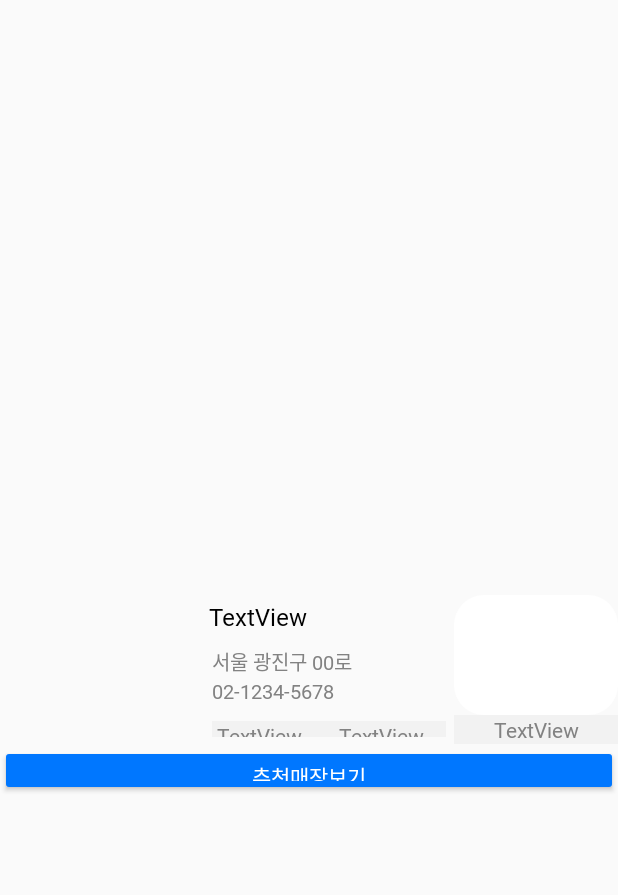
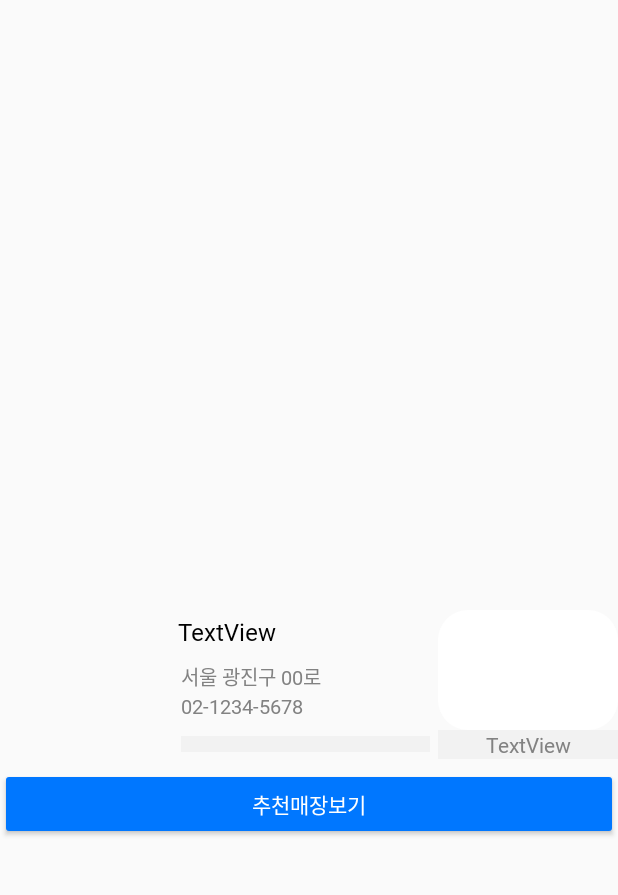
Before and after one commit to ing06060/IBM_project_fin, an Android app: the mapforSearchActivity screen opened directly, with no data from a screen before it, on a phone screen of 412 x 824 dp, the part 176-1071 px from its top. Run offline under Robolectric (Android 15) with nearby library versions, the phone set to English and light mode, and no system bars; 3 statements that could not run were skipped.

Commit message:
searchStoreList까지 완료

```diff
--- a/app/src/main/java/com/example/ibm_project_fin/searchStoreList.kt
+++ b/app/src/main/java/com/example/ibm_project_fin/searchStoreList.kt
@@ -19,7 +19,7 @@ class searchStoreList : AppCompatActivity() {
         search_store_title.setText(title)
 
         //어댑터에 검색가게 정보 넣기
-        search_store_list.layoutManager=LinearLayoutManager(applicationContext,LinearLayoutManager.VERTICAL,false)
+        search_store_list_recyclerView.layoutManager=LinearLayoutManager(applicationContext,LinearLayoutManager.VERTICAL,false)
         var adapter=search_store_list_adapter(data)
         adapter.onitemtouchlistener=object:search_store_list_adapter.OnItemtouch{
             override fun itemtouch(
@@ -38,6 +38,7 @@ class searchStoreList : AppCompatActivity() {
             }
 
         }
+        search_store_list_recyclerView.adapter=adapter
 
 
         //뒤로 가기 버튼 클릭하면 액티비티 종료시키기
--- a/app/src/main/java/com/example/ibm_project_fin/search_store_list_adapter.kt
+++ b/app/src/main/java/com/example/ibm_project_fin/search_store_list_adapter.kt
@@ -15,7 +15,6 @@ class search_store_list_adapter(val items:ArrayList<StoreData>):RecyclerView.Ada
 
     inner class MyViewHolder(itemView:View):RecyclerView.ViewHolder(itemView){
         var touch=itemView.findViewById<LinearLayout>(R.id.search_list_touch)
-        var image=itemView.findViewById<TextView>(R.id.search_list_image)
         var name=itemView.findViewById<TextView>(R.id.search_list_name)
         var address=itemView.findViewById<TextView>(R.id.search_list_address)
         var tel=itemView.findViewById<TextView>(R.id.search_list_tel)
--- a/app/src/main/res/layout/activity_mapfor_search.xml
+++ b/app/src/main/res/layout/activity_mapfor_search.xml
@@ -45,6 +45,8 @@
         android:layout_height="434dp" />
 
     <LinearLayout
+        android:paddingTop="10dp"
+        android:paddingBottom="10dp"
         android:layout_width="match_parent"
         android:layout_height="match_parent"
         android:orientation="vertical">
@@ -55,8 +57,9 @@
             android:orientation="horizontal">
 
             <ImageView
+                android:paddingRight="10dp"
                 android:id="@+id/map_search_image"
-                android:layout_width="381dp"
+                android:layout_width="350dp"
                 android:layout_height="match_parent"
                 android:layout_weight="15"
                 android:scaleType="fitXY" />
@@ -110,11 +113,12 @@
                 <LinearLayout
                     android:layout_width="match_parent"
                     android:layout_height="wrap_content"
-                    android:layout_gravity="center"
                     android:orientation="horizontal"
                     android:padding="5dp">
 
                     <TextView
+                        android:paddingBottom="10dp"
+                        android:gravity="center"
                         android:id="@+id/map_search_distance"
                         android:layout_width="wrap_content"
                         android:layout_height="wrap_content"
@@ -128,6 +132,8 @@
                         android:textColor="#828282" />
 
                     <TextView
+                        android:paddingBottom="10dp"
+                        android:gravity="center"
                         android:id="@+id/map_search_state"
                         android:layout_width="wrap_content"
                         android:layout_height="wrap_content"
@@ -168,7 +174,8 @@
         <Button
             android:id="@+id/map_search_button"
             android:layout_width="match_parent"
-            android:layout_height="34dp"
+            android:layout_height="wrap_content"
+            android:layout_marginTop="5dp"
             android:backgroundTint="#0077FF"
             android:fontFamily="@font/nanumsquareb"
             android:text="추천매장보기"
--- a/app/src/main/res/layout/activity_search_store_list.xml
+++ b/app/src/main/res/layout/activity_search_store_list.xml
@@ -38,7 +38,7 @@
     </LinearLayout>
 
     <androidx.recyclerview.widget.RecyclerView
-        android:id="@+id/search_store_list"
+        android:id="@+id/search_store_list_recyclerView"
         android:layout_width="match_parent"
         android:layout_height="match_parent" />
 </LinearLayout>
--- a/app/src/main/res/layout/search_store_list_layout.xml
+++ b/app/src/main/res/layout/search_store_list_layout.xml
@@ -1,10 +1,14 @@
 <?xml version="1.0" encoding="utf-8"?>
 <LinearLayout
+    android:layout_marginTop="10dp"
+    android:layout_marginBottom="10dp"
+    android:paddingTop="10dp"
+    android:paddingBottom="10dp"
     android:id="@+id/search_list_touch"
     xmlns:android="http://schemas.android.com/apk/res/android"
     xmlns:app="http://schemas.android.com/apk/res-auto"
     android:layout_width="match_parent"
-    android:layout_height="100dp"
+    android:layout_height="wrap_content"
     android:orientation="horizontal">
 
     <ImageView
--- a/app/src/main/res/layout/visit_store_map_layout.xml
+++ b/app/src/main/res/layout/visit_store_map_layout.xml
@@ -48,7 +48,7 @@
                 android:fontFamily="@font/nanumsquareeb"
                 android:layout_weight="5"
                 android:layout_width="match_parent"
-                android:layout_height="match_parent"/>
+                 android:layout_height="match_parent"/>
         </LinearLayout>
         <LinearLayout
             android:orientation="horizontal"
```
Also changed, not shown: app/src/main/java/com/example/ibm_project_fin/searchActivity.kt (+10 -0 lines).
